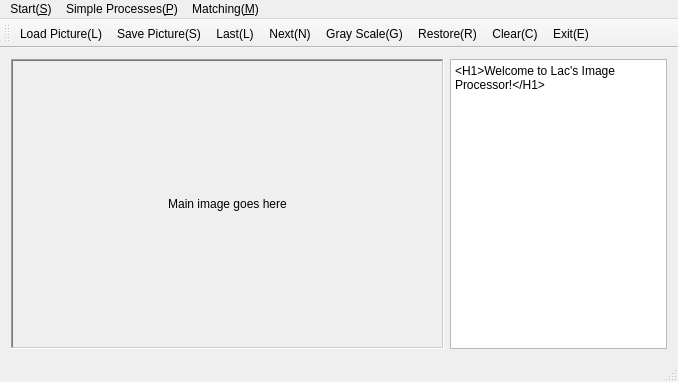
sheMnapion/Opencv-Qt-Image-Processor, file mymainwindow.ui: the form before one commit.
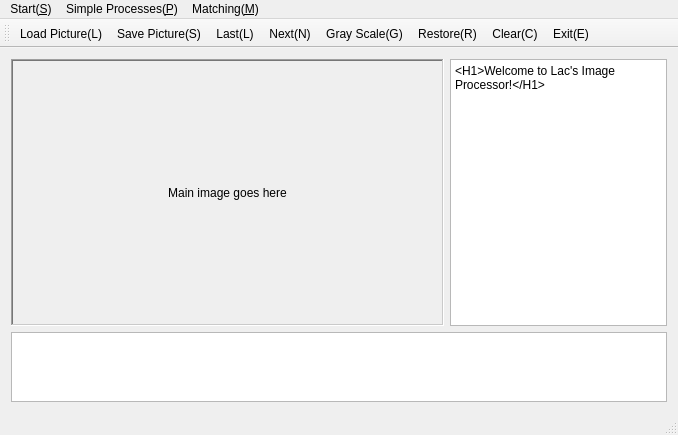
The form after the commit. Icons and pictures are not drawn.

Diff of the .ui file:
```diff
--- a/mymainwindow.ui
+++ b/mymainwindow.ui
@@ -7,7 +7,7 @@
     <x>0</x>
     <y>0</y>
     <width>678</width>
-    <height>382</height>
+    <height>435</height>
    </rect>
   </property>
   <property name="windowTitle">
@@ -16,6 +16,8 @@
   <widget class="QWidget" name="centralWidget">
    <layout class="QHBoxLayout" name="horizontalLayout_2">
     <item>
+     <layout class="QVBoxLayout" name="verticalLayout" stretch="5,1">
+      <item>
      <layout class="QHBoxLayout" name="horizontalLayout" stretch="2,1">
       <property name="sizeConstraint">
        <enum>QLayout::SetFixedSize</enum>
@@ -64,6 +66,11 @@
          <set>Qt::NoTextInteraction</set>
         </property>
        </widget>
+        </item>
+       </layout>
+      </item>
+      <item>
+       <widget class="QTextBrowser" name="textBrowser"/>
       </item>
      </layout>
     </item>
```
Lines whose indentation alone changed are shown as unchanged.
